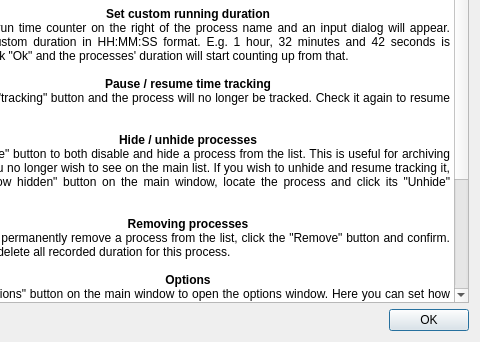
This is ui/about/about.ui in kik4444/simple-process-tracker as Qt 5 draws it before an edit; both pictures show x 176 to 656 and y 273 to 615 of the 656 by 615 pixel window. The edited form follows.
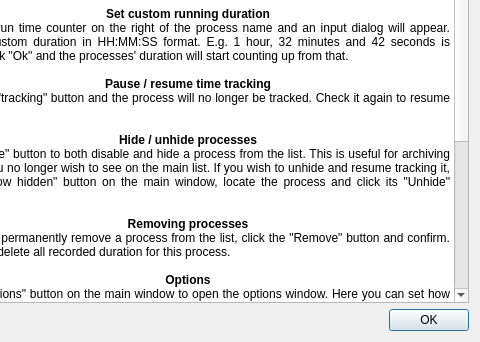
This is the edited form. Icons and pictures are not drawn.

Commit message: Added more info to about page and refactored CMakeLists.txt

What changed in the file:
```diff
--- a/ui/about/about.ui
+++ b/ui/about/about.ui
@@ -87,37 +87,40 @@
         <string>&lt;!DOCTYPE HTML PUBLIC &quot;-//W3C//DTD HTML 4.0//EN&quot; &quot;http://www.w3.org/TR/REC-html40/strict.dtd&quot;&gt;
 &lt;html&gt;&lt;head&gt;&lt;meta name=&quot;qrichtext&quot; content=&quot;1&quot; /&gt;&lt;style type=&quot;text/css&quot;&gt;
 p, li { white-space: pre-wrap; }
-&lt;/style&gt;&lt;/head&gt;&lt;body style=&quot; font-family:'MS Shell Dlg 2'; font-size:7.8pt; font-weight:400; font-style:normal;&quot;&gt;
-&lt;p align=&quot;center&quot; style=&quot; margin-top:0px; margin-bottom:0px; margin-left:0px; margin-right:0px; -qt-block-indent:0; text-indent:0px;&quot;&gt;&lt;span style=&quot; font-family:'Noto Sans'; font-size:11pt; font-weight:600;&quot;&gt;Simple Process Tracker&lt;/span&gt;&lt;/p&gt;
-&lt;p align=&quot;center&quot; style=&quot;-qt-paragraph-type:empty; margin-top:0px; margin-bottom:0px; margin-left:0px; margin-right:0px; -qt-block-indent:0; text-indent:0px; font-family:'Noto Sans'; font-size:9pt; font-weight:600;&quot;&gt;&lt;br /&gt;&lt;/p&gt;
-&lt;p align=&quot;justify&quot; style=&quot; margin-top:0px; margin-bottom:0px; margin-left:0px; margin-right:0px; -qt-block-indent:0; text-indent:0px;&quot;&gt;&lt;span style=&quot; font-family:'Noto Sans'; font-size:9pt;&quot;&gt;A lightweight, simple Qt-based app that tracks how long certain processes have been running for.&lt;/span&gt;&lt;/p&gt;
-&lt;p align=&quot;justify&quot; style=&quot; margin-top:0px; margin-bottom:0px; margin-left:0px; margin-right:0px; -qt-block-indent:0; text-indent:0px;&quot;&gt;&lt;span style=&quot; font-family:'Noto Sans'; font-size:9pt;&quot;&gt;Source code - &lt;/span&gt;&lt;a href=&quot;https://github.com/kik4444/simple-process-tracker&quot;&gt;&lt;span style=&quot; font-family:'Noto Sans'; font-size:9pt; text-decoration: underline; color:#007af4;&quot;&gt;https://github.com/kik4444/simple-process-tracker&lt;/span&gt;&lt;/a&gt;&lt;/p&gt;
-&lt;p align=&quot;justify&quot; style=&quot;-qt-paragraph-type:empty; margin-top:0px; margin-bottom:0px; margin-left:0px; margin-right:0px; -qt-block-indent:0; text-indent:0px; font-family:'Noto Sans'; font-size:9pt;&quot;&gt;&lt;br /&gt;&lt;/p&gt;
-&lt;p align=&quot;center&quot; style=&quot; margin-top:0px; margin-bottom:0px; margin-left:0px; margin-right:0px; -qt-block-indent:0; text-indent:0px;&quot;&gt;&lt;span style=&quot; font-family:'Noto Sans'; font-size:11pt; font-weight:600;&quot;&gt;How to use&lt;/span&gt;&lt;/p&gt;
-&lt;p align=&quot;center&quot; style=&quot;-qt-paragraph-type:empty; margin-top:0px; margin-bottom:0px; margin-left:0px; margin-right:0px; -qt-block-indent:0; text-indent:0px; font-family:'Noto Sans'; font-size:11pt; font-weight:600;&quot;&gt;&lt;br /&gt;&lt;/p&gt;
-&lt;p align=&quot;center&quot; style=&quot; margin-top:0px; margin-bottom:0px; margin-left:0px; margin-right:0px; -qt-block-indent:0; text-indent:0px;&quot;&gt;&lt;span style=&quot; font-family:'Noto Sans'; font-size:9pt; font-weight:600;&quot;&gt;Adding processes to track&lt;/span&gt;&lt;/p&gt;
-&lt;p align=&quot;justify&quot; style=&quot; margin-top:0px; margin-bottom:0px; margin-left:0px; margin-right:0px; -qt-block-indent:0; text-indent:0px;&quot;&gt;&lt;span style=&quot; font-family:'Noto Sans'; font-size:9pt;&quot;&gt;Click the &amp;quot;Add&amp;quot; button on the main window. A new entry will appear in the list. Click the &amp;quot;select&amp;quot; button on the left and a dialog will appear with all processes that are currently running on this computer. Scroll to the one you want to track or write its name to filter the results. Select the one you wish to track and it will appear in the list. Now, whenver the process is running, its run time will count upwards. If the process is not running its run time will not increase.&lt;/span&gt;&lt;/p&gt;
-&lt;p align=&quot;justify&quot; style=&quot;-qt-paragraph-type:empty; margin-top:0px; margin-bottom:0px; margin-left:0px; margin-right:0px; -qt-block-indent:0; text-indent:0px; font-family:'Noto Sans'; font-size:9pt;&quot;&gt;&lt;br /&gt;&lt;/p&gt;
-&lt;p align=&quot;center&quot; style=&quot; margin-top:0px; margin-bottom:0px; margin-left:0px; margin-right:0px; -qt-block-indent:0; text-indent:0px;&quot;&gt;&lt;span style=&quot; font-family:'Noto Sans'; font-size:9pt; font-weight:600;&quot;&gt;Add custom icon to process&lt;/span&gt;&lt;/p&gt;
-&lt;p align=&quot;justify&quot; style=&quot; margin-top:0px; margin-bottom:0px; margin-left:0px; margin-right:0px; -qt-block-indent:0; text-indent:0px;&quot;&gt;&lt;span style=&quot; font-family:'Noto Sans'; font-size:9pt;&quot;&gt;Click on the icon to the left of the process name and select a picture somewhere on your computer.&lt;/span&gt;&lt;/p&gt;
-&lt;p align=&quot;justify&quot; style=&quot;-qt-paragraph-type:empty; margin-top:0px; margin-bottom:0px; margin-left:0px; margin-right:0px; -qt-block-indent:0; text-indent:0px; font-family:'Noto Sans'; font-size:9pt;&quot;&gt;&lt;br /&gt;&lt;/p&gt;
-&lt;p align=&quot;center&quot; style=&quot; margin-top:0px; margin-bottom:0px; margin-left:0px; margin-right:0px; -qt-block-indent:0; text-indent:0px;&quot;&gt;&lt;span style=&quot; font-family:'Noto Sans'; font-size:9pt; font-weight:600;&quot;&gt;Set custom running duration&lt;/span&gt;&lt;/p&gt;
-&lt;p align=&quot;justify&quot; style=&quot; margin-top:0px; margin-bottom:0px; margin-left:0px; margin-right:0px; -qt-block-indent:0; text-indent:0px;&quot;&gt;&lt;span style=&quot; font-family:'Noto Sans'; font-size:9pt;&quot;&gt;Click on the run time counter on the right of the process name and an input dialog will appear. Write your custom duration in HH:MM:SS format. E.g. 1 hour, 32 minutes and 42 seconds is 01:32:42. Click &amp;quot;Ok&amp;quot; and the processes' duration will start counting up from that.&lt;/span&gt;&lt;/p&gt;
-&lt;p align=&quot;justify&quot; style=&quot;-qt-paragraph-type:empty; margin-top:0px; margin-bottom:0px; margin-left:0px; margin-right:0px; -qt-block-indent:0; text-indent:0px; font-family:'Noto Sans'; font-size:9pt;&quot;&gt;&lt;br /&gt;&lt;/p&gt;
-&lt;p align=&quot;center&quot; style=&quot; margin-top:0px; margin-bottom:0px; margin-left:0px; margin-right:0px; -qt-block-indent:0; text-indent:0px;&quot;&gt;&lt;span style=&quot; font-family:'Noto Sans'; font-size:9pt; font-weight:600;&quot;&gt;Pause / resume time tracking&lt;/span&gt;&lt;/p&gt;
-&lt;p align=&quot;justify&quot; style=&quot; margin-top:0px; margin-bottom:0px; margin-left:0px; margin-right:0px; -qt-block-indent:0; text-indent:0px;&quot;&gt;&lt;span style=&quot; font-family:'Noto Sans'; font-size:9pt;&quot;&gt;Uncheck the &amp;quot;tracking&amp;quot; button and the process will no longer be tracked. Check it again to resume tracking it.&lt;/span&gt;&lt;/p&gt;
-&lt;p align=&quot;justify&quot; style=&quot;-qt-paragraph-type:empty; margin-top:0px; margin-bottom:0px; margin-left:0px; margin-right:0px; -qt-block-indent:0; text-indent:0px; font-family:'Noto Sans'; font-size:9pt;&quot;&gt;&lt;br /&gt;&lt;/p&gt;
-&lt;p align=&quot;center&quot; style=&quot; margin-top:0px; margin-bottom:0px; margin-left:0px; margin-right:0px; -qt-block-indent:0; text-indent:0px;&quot;&gt;&lt;span style=&quot; font-family:'Noto Sans'; font-size:9pt; font-weight:600;&quot;&gt;Hide / unhide processes&lt;/span&gt;&lt;/p&gt;
-&lt;p align=&quot;justify&quot; style=&quot; margin-top:0px; margin-bottom:0px; margin-left:0px; margin-right:0px; -qt-block-indent:0; text-indent:0px;&quot;&gt;&lt;span style=&quot; font-family:'Noto Sans'; font-size:9pt;&quot;&gt;Click the &amp;quot;Hide&amp;quot; button to both disable and hide a process from the list. This is useful for archiving processes you no longer wish to see on the main list. If you wish to unhide and resume tracking it, click the &amp;quot;Show hidden&amp;quot; button on the main window, locate the process and click its &amp;quot;Unhide&amp;quot; button.&lt;/span&gt;&lt;/p&gt;
-&lt;p align=&quot;justify&quot; style=&quot;-qt-paragraph-type:empty; margin-top:0px; margin-bottom:0px; margin-left:0px; margin-right:0px; -qt-block-indent:0; text-indent:0px; font-family:'Noto Sans'; font-size:9pt;&quot;&gt;&lt;br /&gt;&lt;/p&gt;
-&lt;p align=&quot;center&quot; style=&quot; margin-top:0px; margin-bottom:0px; margin-left:0px; margin-right:0px; -qt-block-indent:0; text-indent:0px;&quot;&gt;&lt;span style=&quot; font-family:'Noto Sans'; font-size:9pt; font-weight:600;&quot;&gt;Removing processes&lt;/span&gt;&lt;/p&gt;
-&lt;p align=&quot;justify&quot; style=&quot; margin-top:0px; margin-bottom:0px; margin-left:0px; margin-right:0px; -qt-block-indent:0; text-indent:0px;&quot;&gt;&lt;span style=&quot; font-family:'Noto Sans'; font-size:9pt;&quot;&gt;If you wish to permanently remove a process from the list, click the &amp;quot;Remove&amp;quot; button and confirm. This will also delete all recorded duration for this process.&lt;/span&gt;&lt;/p&gt;
-&lt;p align=&quot;justify&quot; style=&quot;-qt-paragraph-type:empty; margin-top:0px; margin-bottom:0px; margin-left:0px; margin-right:0px; -qt-block-indent:0; text-indent:0px; font-family:'Noto Sans'; font-size:9pt;&quot;&gt;&lt;br /&gt;&lt;/p&gt;
-&lt;p align=&quot;center&quot; style=&quot; margin-top:0px; margin-bottom:0px; margin-left:0px; margin-right:0px; -qt-block-indent:0; text-indent:0px;&quot;&gt;&lt;span style=&quot; font-family:'Noto Sans'; font-size:9pt; font-weight:600;&quot;&gt;Options&lt;/span&gt;&lt;/p&gt;
-&lt;p align=&quot;justify&quot; style=&quot; margin-top:0px; margin-bottom:0px; margin-left:0px; margin-right:0px; -qt-block-indent:0; text-indent:0px;&quot;&gt;&lt;span style=&quot; font-family:'Noto Sans'; font-size:9pt;&quot;&gt;Click the &amp;quot;Options&amp;quot; button on the main window to open the options window. Here you can set how often Simple Process Tracker should check whether a process is still running or not. Default values for running and stopped processes is 5 and 10 seconds respectively. This means that when a process starts, &lt;/span&gt;&lt;span style=&quot; font-family:'Noto Sans'; font-size:9pt; font-weight:600;&quot;&gt;at most&lt;/span&gt;&lt;span style=&quot; font-family:'Noto Sans'; font-size:9pt;&quot;&gt; 10 seconds will pass before Simple Process Tracker starts tracking it. On the other hand, when a process closes, &lt;/span&gt;&lt;span style=&quot; font-family:'Noto Sans'; font-size:9pt; font-weight:600;&quot;&gt;at most&lt;/span&gt;&lt;span style=&quot; font-family:'Noto Sans'; font-size:9pt;&quot;&gt; 5 seconds will pass before it stops being tracked. Lower values = more accuracy + more CPU usage. Higher values = lower accuracy + lower CPU usage.&lt;/span&gt;&lt;/p&gt;
-&lt;p align=&quot;justify&quot; style=&quot;-qt-paragraph-type:empty; margin-top:0px; margin-bottom:0px; margin-left:0px; margin-right:0px; -qt-block-indent:0; text-indent:0px; font-family:'Noto Sans'; font-size:9pt;&quot;&gt;&lt;br /&gt;&lt;/p&gt;
-&lt;p align=&quot;center&quot; style=&quot; margin-top:0px; margin-bottom:0px; margin-left:0px; margin-right:0px; -qt-block-indent:0; text-indent:0px;&quot;&gt;&lt;span style=&quot; font-family:'Noto Sans'; font-size:9pt; font-weight:600;&quot;&gt;Manually check processes&lt;/span&gt;&lt;/p&gt;
-&lt;p align=&quot;justify&quot; style=&quot; margin-top:0px; margin-bottom:0px; margin-left:0px; margin-right:0px; -qt-block-indent:0; text-indent:0px;&quot;&gt;&lt;span style=&quot; font-family:'Noto Sans'; font-size:9pt;&quot;&gt;Click the &amp;quot;Poll&amp;quot; button on the main window button to force check processes. This is useful if you've set process checking to be very infrequent in the options window.&lt;/span&gt;&lt;/p&gt;&lt;/body&gt;&lt;/html&gt;</string>
+&lt;/style&gt;&lt;/head&gt;&lt;body style=&quot; font-family:'Noto Sans'; font-size:9pt; font-weight:400; font-style:normal;&quot;&gt;
+&lt;p align=&quot;center&quot; style=&quot; margin-top:0px; margin-bottom:0px; margin-left:0px; margin-right:0px; -qt-block-indent:0; text-indent:0px;&quot;&gt;&lt;span style=&quot; font-size:11pt; font-weight:600;&quot;&gt;Simple Process Tracker&lt;/span&gt;&lt;/p&gt;
+&lt;p align=&quot;center&quot; style=&quot;-qt-paragraph-type:empty; margin-top:0px; margin-bottom:0px; margin-left:0px; margin-right:0px; -qt-block-indent:0; text-indent:0px; font-weight:600;&quot;&gt;&lt;br /&gt;&lt;/p&gt;
+&lt;p align=&quot;justify&quot; style=&quot; margin-top:0px; margin-bottom:0px; margin-left:0px; margin-right:0px; -qt-block-indent:0; text-indent:0px;&quot;&gt;A lightweight, simple Qt-based app that tracks how long certain processes have been running for.&lt;/p&gt;
+&lt;p align=&quot;justify&quot; style=&quot; margin-top:0px; margin-bottom:0px; margin-left:0px; margin-right:0px; -qt-block-indent:0; text-indent:0px;&quot;&gt;Source code - &lt;a href=&quot;https://github.com/kik4444/simple-process-tracker&quot;&gt;&lt;span style=&quot; text-decoration: underline; color:#007af4;&quot;&gt;https://github.com/kik4444/simple-process-tracker&lt;/span&gt;&lt;/a&gt;&lt;/p&gt;
+&lt;p align=&quot;justify&quot; style=&quot;-qt-paragraph-type:empty; margin-top:0px; margin-bottom:0px; margin-left:0px; margin-right:0px; -qt-block-indent:0; text-indent:0px;&quot;&gt;&lt;br /&gt;&lt;/p&gt;
+&lt;p align=&quot;center&quot; style=&quot; margin-top:0px; margin-bottom:0px; margin-left:0px; margin-right:0px; -qt-block-indent:0; text-indent:0px;&quot;&gt;&lt;span style=&quot; font-size:11pt; font-weight:600;&quot;&gt;How to use&lt;/span&gt;&lt;/p&gt;
+&lt;p align=&quot;center&quot; style=&quot;-qt-paragraph-type:empty; margin-top:0px; margin-bottom:0px; margin-left:0px; margin-right:0px; -qt-block-indent:0; text-indent:0px; font-size:11pt; font-weight:600;&quot;&gt;&lt;br /&gt;&lt;/p&gt;
+&lt;p align=&quot;center&quot; style=&quot; margin-top:0px; margin-bottom:0px; margin-left:0px; margin-right:0px; -qt-block-indent:0; text-indent:0px;&quot;&gt;&lt;span style=&quot; font-weight:600;&quot;&gt;Adding processes to track&lt;/span&gt;&lt;/p&gt;
+&lt;p align=&quot;justify&quot; style=&quot; margin-top:0px; margin-bottom:0px; margin-left:0px; margin-right:0px; -qt-block-indent:0; text-indent:0px;&quot;&gt;Click the &amp;quot;Add&amp;quot; button on the main window. A new entry will appear in the list. Click the &amp;quot;select&amp;quot; button on the left and a dialog will appear with all processes that are currently running on this computer. Scroll to the one you want to track or write its name to filter the results. Select the one you wish to track and it will appear in the list. Now, whenver the process is running, its run time will count upwards. If the process is not running its run time will not increase.&lt;/p&gt;
+&lt;p align=&quot;justify&quot; style=&quot;-qt-paragraph-type:empty; margin-top:0px; margin-bottom:0px; margin-left:0px; margin-right:0px; -qt-block-indent:0; text-indent:0px;&quot;&gt;&lt;br /&gt;&lt;/p&gt;
+&lt;p align=&quot;center&quot; style=&quot; margin-top:0px; margin-bottom:0px; margin-left:0px; margin-right:0px; -qt-block-indent:0; text-indent:0px;&quot;&gt;&lt;span style=&quot; font-weight:600;&quot;&gt;Add custom icon to process&lt;/span&gt;&lt;/p&gt;
+&lt;p align=&quot;justify&quot; style=&quot; margin-top:0px; margin-bottom:0px; margin-left:0px; margin-right:0px; -qt-block-indent:0; text-indent:0px;&quot;&gt;Click on the icon to the left of the process name and select a picture somewhere on your computer.&lt;/p&gt;
+&lt;p align=&quot;justify&quot; style=&quot;-qt-paragraph-type:empty; margin-top:0px; margin-bottom:0px; margin-left:0px; margin-right:0px; -qt-block-indent:0; text-indent:0px;&quot;&gt;&lt;br /&gt;&lt;/p&gt;
+&lt;p align=&quot;center&quot; style=&quot; margin-top:0px; margin-bottom:0px; margin-left:0px; margin-right:0px; -qt-block-indent:0; text-indent:0px;&quot;&gt;&lt;span style=&quot; font-weight:600;&quot;&gt;Set custom running duration&lt;/span&gt;&lt;/p&gt;
+&lt;p align=&quot;justify&quot; style=&quot; margin-top:0px; margin-bottom:0px; margin-left:0px; margin-right:0px; -qt-block-indent:0; text-indent:0px;&quot;&gt;Click on the run time counter on the right of the process name and an input dialog will appear. Write your custom duration in HH:MM:SS format. E.g. 1 hour, 32 minutes and 42 seconds is 01:32:42. Click &amp;quot;Ok&amp;quot; and the processes' duration will start counting up from that.&lt;/p&gt;
+&lt;p align=&quot;justify&quot; style=&quot;-qt-paragraph-type:empty; margin-top:0px; margin-bottom:0px; margin-left:0px; margin-right:0px; -qt-block-indent:0; text-indent:0px;&quot;&gt;&lt;br /&gt;&lt;/p&gt;
+&lt;p align=&quot;center&quot; style=&quot; margin-top:0px; margin-bottom:0px; margin-left:0px; margin-right:0px; -qt-block-indent:0; text-indent:0px;&quot;&gt;&lt;span style=&quot; font-weight:600;&quot;&gt;Pause / resume time tracking&lt;/span&gt;&lt;/p&gt;
+&lt;p align=&quot;justify&quot; style=&quot; margin-top:0px; margin-bottom:0px; margin-left:0px; margin-right:0px; -qt-block-indent:0; text-indent:0px;&quot;&gt;Uncheck the &amp;quot;tracking&amp;quot; button and the process will no longer be tracked. Check it again to resume tracking it.&lt;/p&gt;
+&lt;p align=&quot;justify&quot; style=&quot;-qt-paragraph-type:empty; margin-top:0px; margin-bottom:0px; margin-left:0px; margin-right:0px; -qt-block-indent:0; text-indent:0px;&quot;&gt;&lt;br /&gt;&lt;/p&gt;
+&lt;p align=&quot;center&quot; style=&quot; margin-top:0px; margin-bottom:0px; margin-left:0px; margin-right:0px; -qt-block-indent:0; text-indent:0px;&quot;&gt;&lt;span style=&quot; font-weight:600;&quot;&gt;Hide / unhide processes&lt;/span&gt;&lt;/p&gt;
+&lt;p align=&quot;justify&quot; style=&quot; margin-top:0px; margin-bottom:0px; margin-left:0px; margin-right:0px; -qt-block-indent:0; text-indent:0px;&quot;&gt;Click the &amp;quot;Hide&amp;quot; button to both disable and hide a process from the list. This is useful for archiving processes you no longer wish to see on the main list. If you wish to unhide and resume tracking it, click the &amp;quot;Show hidden&amp;quot; button on the main window, locate the process and click its &amp;quot;Unhide&amp;quot; button.&lt;/p&gt;
+&lt;p align=&quot;justify&quot; style=&quot;-qt-paragraph-type:empty; margin-top:0px; margin-bottom:0px; margin-left:0px; margin-right:0px; -qt-block-indent:0; text-indent:0px;&quot;&gt;&lt;br /&gt;&lt;/p&gt;
+&lt;p align=&quot;center&quot; style=&quot; margin-top:0px; margin-bottom:0px; margin-left:0px; margin-right:0px; -qt-block-indent:0; text-indent:0px;&quot;&gt;&lt;span style=&quot; font-weight:600;&quot;&gt;Removing processes&lt;/span&gt;&lt;/p&gt;
+&lt;p align=&quot;justify&quot; style=&quot; margin-top:0px; margin-bottom:0px; margin-left:0px; margin-right:0px; -qt-block-indent:0; text-indent:0px;&quot;&gt;If you wish to permanently remove a process from the list, click the &amp;quot;Remove&amp;quot; button and confirm. This will also delete all recorded duration for this process.&lt;/p&gt;
+&lt;p align=&quot;justify&quot; style=&quot;-qt-paragraph-type:empty; margin-top:0px; margin-bottom:0px; margin-left:0px; margin-right:0px; -qt-block-indent:0; text-indent:0px;&quot;&gt;&lt;br /&gt;&lt;/p&gt;
+&lt;p align=&quot;center&quot; style=&quot; margin-top:0px; margin-bottom:0px; margin-left:0px; margin-right:0px; -qt-block-indent:0; text-indent:0px;&quot;&gt;&lt;span style=&quot; font-weight:600;&quot;&gt;Options&lt;/span&gt;&lt;/p&gt;
+&lt;p align=&quot;justify&quot; style=&quot; margin-top:0px; margin-bottom:0px; margin-left:0px; margin-right:0px; -qt-block-indent:0; text-indent:0px;&quot;&gt;Click the &amp;quot;Options&amp;quot; button on the main window to open the options window. Here you can set how often Simple Process Tracker should check whether a process is still running or not. Default values for running and stopped processes is 5 and 10 seconds respectively. This means that when a process starts, &lt;span style=&quot; font-weight:600;&quot;&gt;at most&lt;/span&gt; 10 seconds will pass before Simple Process Tracker starts tracking it. On the other hand, when a process closes, &lt;span style=&quot; font-weight:600;&quot;&gt;at most&lt;/span&gt; 5 seconds will pass before it stops being tracked. Lower values = more accuracy + more CPU usage. Higher values = lower accuracy + lower CPU usage.&lt;/p&gt;
+&lt;p align=&quot;justify&quot; style=&quot;-qt-paragraph-type:empty; margin-top:0px; margin-bottom:0px; margin-left:0px; margin-right:0px; -qt-block-indent:0; text-indent:0px;&quot;&gt;&lt;br /&gt;&lt;/p&gt;
+&lt;p align=&quot;center&quot; style=&quot; margin-top:0px; margin-bottom:0px; margin-left:0px; margin-right:0px; -qt-block-indent:0; text-indent:0px;&quot;&gt;&lt;span style=&quot; font-weight:600;&quot;&gt;Manually check processes&lt;/span&gt;&lt;/p&gt;
+&lt;p align=&quot;justify&quot; style=&quot; margin-top:0px; margin-bottom:0px; margin-left:0px; margin-right:0px; -qt-block-indent:0; text-indent:0px;&quot;&gt;Click the &amp;quot;Poll&amp;quot; button on the main window button to force check processes. This is useful if you've set process checking to be very infrequent in the options window.&lt;/p&gt;
+&lt;p align=&quot;justify&quot; style=&quot;-qt-paragraph-type:empty; margin-top:0px; margin-bottom:0px; margin-left:0px; margin-right:0px; -qt-block-indent:0; text-indent:0px;&quot;&gt;&lt;br /&gt;&lt;/p&gt;
+&lt;p align=&quot;center&quot; style=&quot; margin-top:0px; margin-bottom:0px; margin-left:0px; margin-right:0px; -qt-block-indent:0; text-indent:0px;&quot;&gt;&lt;span style=&quot; font-weight:600;&quot;&gt;Running in the background&lt;/span&gt;&lt;/p&gt;
+&lt;p align=&quot;justify&quot; style=&quot; margin-top:0px; margin-bottom:0px; margin-left:0px; margin-right:0px; -qt-block-indent:0; text-indent:0px;&quot;&gt;This program can work in the background if you close the main window. It is visible in the system tray icon. To close the program completely, right click the system tray icon and click &amp;quot;exit&amp;quot; or the big &amp;quot;exit&amp;quot; button on the main window.&lt;/p&gt;&lt;/body&gt;&lt;/html&gt;</string>
        </property>
        <property name="textInteractionFlags">
         <set>Qt::LinksAccessibleByMouse|Qt::TextSelectableByMouse</set>
```
The commit also changes 2 other files.
